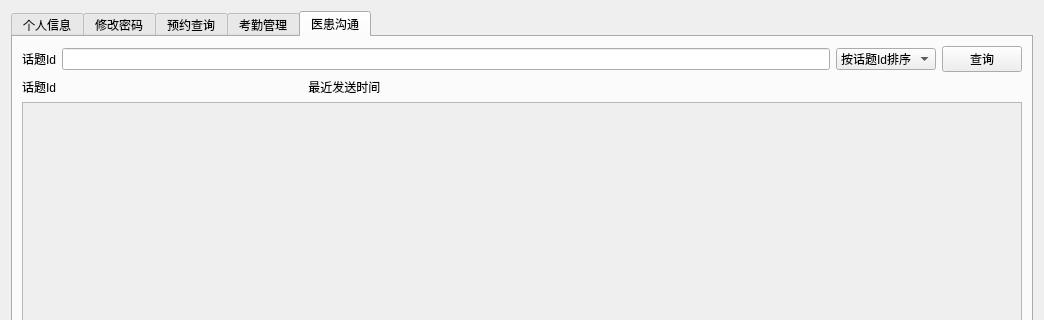
bit-cs-practicing/MedicalIntelligence, file src/doctor-client/src/doctor.ui: the form before one commit; both pictures show x 0 to 1044 and y 0 to 320 of the 1044 by 738 pixel window.
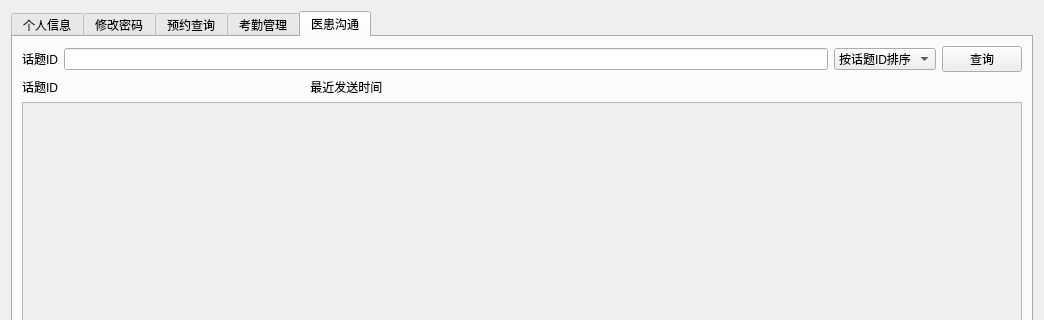
The form after the commit. The open tabs and pages were chosen to show the change.

What changed in the file:
```diff
--- a/src/doctor-client/src/doctor.ui
+++ b/src/doctor-client/src/doctor.ui
@@ -297,7 +297,7 @@
        <item row="0" column="0">
         <widget class="QLabel" name="label_19">
          <property name="text">
-          <string>话题Id</string>
+          <string>话题ID</string>
          </property>
         </widget>
        </item>
@@ -308,7 +308,7 @@
         <widget class="QComboBox" name="topicComboBox">
          <item>
           <property name="text">
-           <string>按话题Id排序</string>
+           <string>按话题ID排序</string>
           </property>
          </item>
          <item>
@@ -328,7 +328,7 @@
        <item row="1" column="0">
         <widget class="QLabel" name="label_20">
          <property name="text">
-          <string>话题Id</string>
+          <string>话题ID</string>
          </property>
         </widget>
        </item>
```
Left out of the diff: 2 changed lines with no effect on the pictures.
